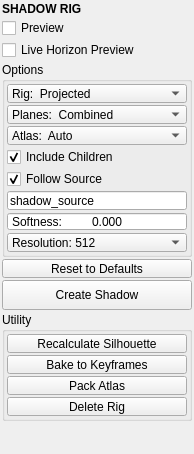
First picture: the form in mayatk/rig_utils/shadow_rig/shadow_rig.ui, repository m3trik/mayatk, before the edit.
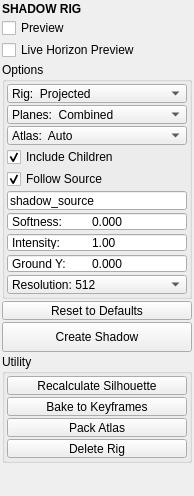
Second picture: the form after the edit. Custom widgets are drawn as their Qt base class.

```diff
--- a/mayatk/rig_utils/shadow_rig/shadow_rig.ui
+++ b/mayatk/rig_utils/shadow_rig/shadow_rig.ui
@@ -270,6 +270,98 @@
          </property>
         </widget>
        </item>
+       <item>
+        <widget class="DoubleSpinBox" name="s002">
+         <property name="minimumSize">
+          <size>
+           <width>0</width>
+           <height>19</height>
+          </size>
+         </property>
+         <property name="maximumSize">
+          <size>
+           <width>16777215</width>
+           <height>19</height>
+          </size>
+         </property>
+         <property name="toolTip">
+          <string>Overall darkness of the shadow, 0-1 (the plane's shadowIntensity). Used by Create; changing it applies to the selected rig(s) at once.</string>
+         </property>
+         <property name="buttonSymbols">
+          <enum>QAbstractSpinBox::NoButtons</enum>
+         </property>
+         <property name="keyboardTracking">
+          <bool>false</bool>
+         </property>
+         <property name="prefix">
+          <string>Intensity:	</string>
+         </property>
+         <property name="debounce" stdset="0">
+          <number>400</number>
+         </property>
+         <property name="decimals">
+          <number>2</number>
+         </property>
+         <property name="minimum">
+          <double>0.000000000000000</double>
+         </property>
+         <property name="maximum">
+          <double>1.000000000000000</double>
+         </property>
+         <property name="singleStep">
+          <double>0.050000000000000</double>
+         </property>
+         <property name="value">
+          <double>1.000000000000000</double>
+         </property>
+        </widget>
+       </item>
+       <item>
+        <widget class="DoubleSpinBox" name="s003">
+         <property name="minimumSize">
+          <size>
+           <width>0</width>
+           <height>19</height>
+          </size>
+         </property>
+         <property name="maximumSize">
+          <size>
+           <width>16777215</width>
+           <height>19</height>
+          </size>
+         </property>
+         <property name="toolTip">
+          <string>World Y of the floor the shadow lies on (the plane's groundHeight), for a floor that is not at 0. Used by Create; changing it applies to the selected rig(s) at once.</string>
+         </property>
+         <property name="buttonSymbols">
+          <enum>QAbstractSpinBox::NoButtons</enum>
+         </property>
+         <property name="keyboardTracking">
+          <bool>false</bool>
+         </property>
+         <property name="prefix">
+          <string>Ground Y:	</string>
+         </property>
+         <property name="debounce" stdset="0">
+          <number>400</number>
+         </property>
+         <property name="decimals">
+          <number>3</number>
+         </property>
+         <property name="minimum">
+          <double>-100000.000000000000000</double>
+         </property>
+         <property name="maximum">
+          <double>100000.000000000000000</double>
+         </property>
+         <property name="singleStep">
+          <double>0.100000000000000</double>
+         </property>
+         <property name="value">
+          <double>0.000000000000000</double>
+         </property>
+        </widget>
+       </item>
        <item>
         <widget class="QComboBox" name="s000">
          <property name="minimumSize">
```
Left out of the diff: 2 changed lines with no effect on the pictures.
